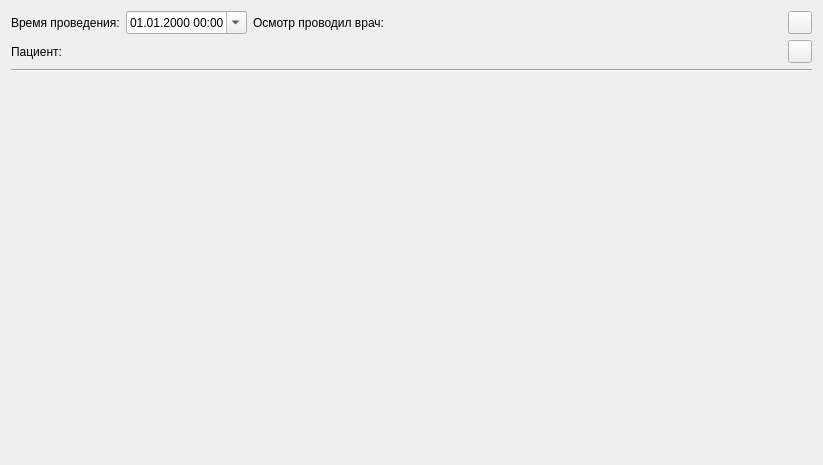
First picture: the form in src/therapeutist/examinationeditwidget.ui, repository megakoko/m-system, before the edit.
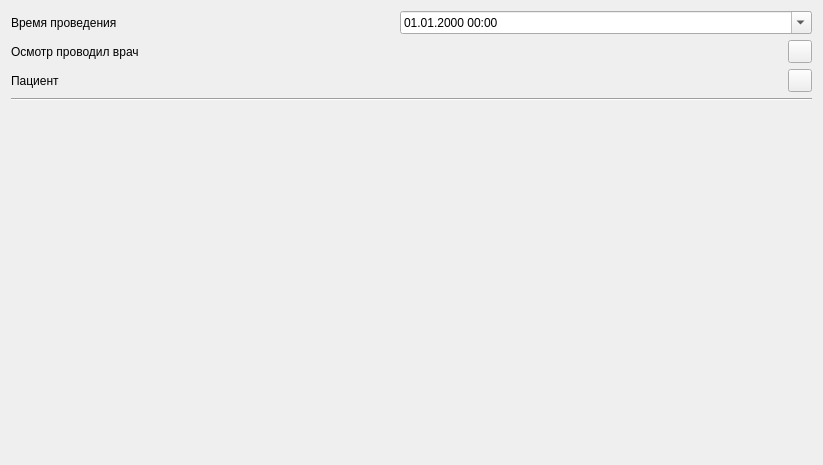
Second picture: the form after the edit.

Commit message: Изменил интерфейс окна редактирования осмотра.

What changed in the file:
```diff
--- a/src/therapeutist/examinationeditwidget.ui
+++ b/src/therapeutist/examinationeditwidget.ui
@@ -15,15 +15,15 @@
   </property>
   <layout class="QVBoxLayout" name="verticalLayout">
    <item>
-    <layout class="QHBoxLayout" name="horizontalLayout_3">
-     <item>
+    <layout class="QGridLayout" name="gridLayout">
+     <item row="0" column="0">
       <widget class="QLabel" name="label_3">
        <property name="text">
-        <string>Время проведения:</string>
+        <string>Время проведения</string>
        </property>
       </widget>
      </item>
-     <item>
+     <item row="0" column="1" colspan="2">
       <widget class="QDateTimeEdit" name="m_examDate">
        <property name="displayFormat">
         <string>dd.MM.yyyy HH:mm</string>
@@ -33,34 +33,21 @@
        </property>
       </widget>
      </item>
-     <item>
+     <item row="1" column="0">
       <widget class="QLabel" name="label_2">
        <property name="text">
-        <string>Осмотр проводил врач:</string>
+        <string>Осмотр проводил врач</string>
        </property>
       </widget>
      </item>
-     <item>
+     <item row="1" column="1">
       <widget class="QLabel" name="m_therapeutistName">
        <property name="text">
         <string/>
        </property>
       </widget>
      </item>
-     <item>
-      <spacer name="horizontalSpacer_3">
-       <property name="orientation">
-        <enum>Qt::Horizontal</enum>
-       </property>
-       <property name="sizeHint" stdset="0">
-        <size>
-         <width>40</width>
-         <height>20</height>
-        </size>
-       </property>
-      </spacer>
-     </item>
-     <item>
+     <item row="1" column="2">
       <widget class="QToolButton" name="m_chooseTherapeutist">
        <property name="sizePolicy">
         <sizepolicy hsizetype="Maximum" vsizetype="Fixed">
@@ -79,38 +66,21 @@
        </property>
       </widget>
      </item>
-    </layout>
-   </item>
-   <item>
-    <layout class="QHBoxLayout" name="horizontalLayout_2">
-     <item>
+     <item row="2" column="0">
       <widget class="QLabel" name="label">
        <property name="text">
-        <string>Пациент:</string>
+        <string>Пациент</string>
        </property>
       </widget>
      </item>
-     <item>
+     <item row="2" column="1">
       <widget class="QLabel" name="m_patientName">
        <property name="text">
         <string/>
        </property>
       </widget>
      </item>
-     <item>
-      <spacer name="horizontalSpacer_2">
-       <property name="orientation">
-        <enum>Qt::Horizontal</enum>
-       </property>
-       <property name="sizeHint" stdset="0">
-        <size>
-         <width>40</width>
-         <height>20</height>
-        </size>
-       </property>
-      </spacer>
-     </item>
-     <item>
+     <item row="2" column="2">
       <widget class="QToolButton" name="m_choosePatient">
        <property name="sizePolicy">
         <sizepolicy hsizetype="Maximum" vsizetype="Fixed">
@@ -157,7 +127,7 @@
         <x>0</x>
         <y>0</y>
         <width>805</width>
-        <height>358</height>
+        <height>325</height>
        </rect>
       </property>
       <layout class="QVBoxLayout" name="verticalLayout_3">
```
Left out of the diff: 1 changed line with no effect on the pictures.
